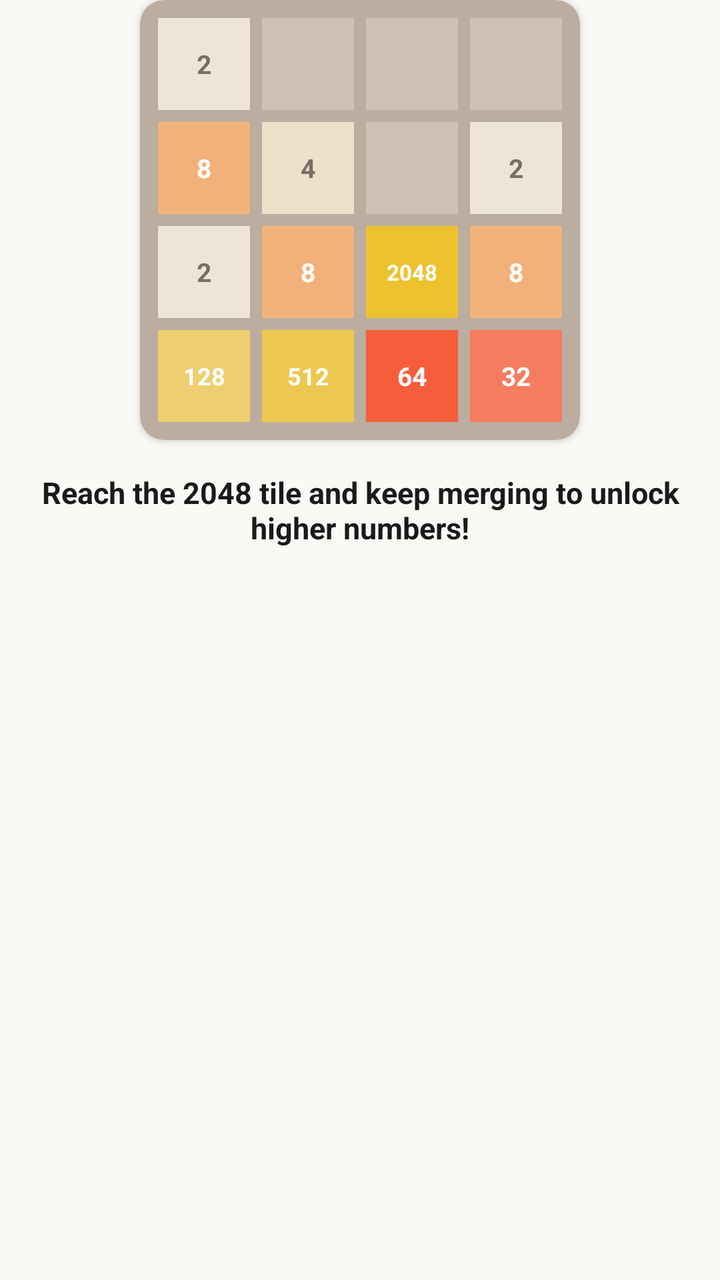
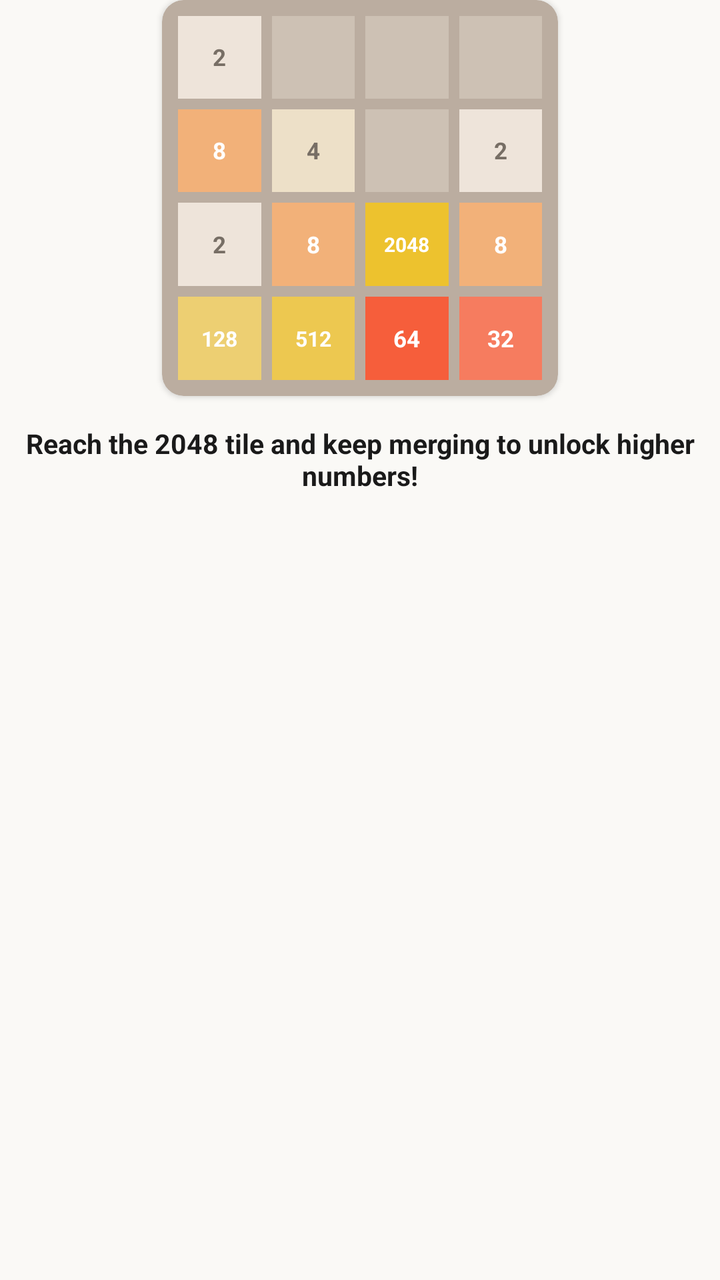

Compare the two renders of this Android layout. The source of the first and the diff that turns it into the second are given below.
<!-- AndroidManifest.xml: application theme Theme.NumberBlocks -->
<!-- res/layout/item_tutorial_slide_goal.xml -->
<?xml version="1.0" encoding="utf-8"?>
<LinearLayout xmlns:android="http://schemas.android.com/apk/res/android"
    xmlns:app="http://schemas.android.com/apk/res-auto"
    android:layout_width="match_parent"
    android:layout_height="match_parent"
    android:gravity="center_horizontal"
    android:orientation="vertical">

    
    <com.google.android.material.card.MaterialCardView
        android:layout_width="220dp"
        android:layout_height="220dp"
        app:cardBackgroundColor="#BBADA0"
        app:cardCornerRadius="12dp"
        app:cardElevation="2dp"
        app:strokeWidth="0dp">

        <GridLayout
            android:layout_width="match_parent"
            android:layout_height="match_parent"
            android:columnCount="4"
            android:rowCount="4"
            android:padding="6dp">

            
            <TextView style="@style/MiniTileStyle" android:background="#EEE4DA" android:text="2" android:textColor="#776E65" />
            <View style="@style/MiniTileStyle" android:background="#CDC1B4" />
            <View style="@style/MiniTileStyle" android:background="#CDC1B4" />
            <View style="@style/MiniTileStyle" android:background="#CDC1B4" />

            
            <TextView style="@style/MiniTileStyle" android:background="#F2B179" android:text="8" android:textColor="#FFFFFF" />
            <TextView style="@style/MiniTileStyle" android:background="#EDE0C8" android:text="4" android:textColor="#776E65" />
            <View style="@style/MiniTileStyle" android:background="#CDC1B4" />
            <TextView style="@style/MiniTileStyle" android:background="#EEE4DA" android:text="2" android:textColor="#776E65" />

            
            <TextView style="@style/MiniTileStyle" android:background="#EEE4DA" android:text="2" android:textColor="#776E65" />
            <TextView style="@style/MiniTileStyle" android:background="#F2B179" android:text="8" android:textColor="#FFFFFF" />
            <TextView style="@style/MiniTileStyle" android:background="#EDC22E" android:text="2048" android:textColor="#FFFFFF" android:textSize="11sp" />
            <TextView style="@style/MiniTileStyle" android:background="#F2B179" android:text="8" android:textColor="#FFFFFF" />

            
            <TextView style="@style/MiniTileStyle" android:background="#EDCF72" android:text="128" android:textColor="#FFFFFF" android:textSize="12sp" />
            <TextView style="@style/MiniTileStyle" android:background="#EDC850" android:text="512" android:textColor="#FFFFFF" android:textSize="12sp" />
            <TextView style="@style/MiniTileStyle" android:background="#F65E3B" android:text="64" android:textColor="#FFFFFF" />
            <TextView style="@style/MiniTileStyle" android:background="#F67C5F" android:text="32" android:textColor="#FFFFFF" />
        </GridLayout>
    </com.google.android.material.card.MaterialCardView>

    
    <TextView
        android:layout_width="match_parent"
        android:layout_height="wrap_content"
        android:layout_marginTop="16dp"
        android:gravity="center"
        android:paddingStart="12dp"
        android:paddingEnd="12dp"
        android:text="Reach the 2048 tile and keep merging to unlock higher numbers!"
        android:textColor="#1A1A1A"
        android:textSize="15sp"
        android:textStyle="bold" />

</LinearLayout>
<!-- resources referenced by this layout -->
<resources>
  <style name="MiniTileStyle">
          <item name="android:layout_width">0dp</item>
          <item name="android:layout_height">0dp</item>
          <item name="android:layout_columnWeight">1</item>
          <item name="android:layout_rowWeight">1</item>
          <item name="android:layout_margin">3dp</item>
          <item name="android:gravity">center</item>
          <item name="android:textSize">13sp</item>
          <item name="android:textStyle">bold</item>
      </style>
  <style name="Theme.NumberBlocks" parent="Theme.MaterialComponents.DayNight.NoActionBar">
          <item name="colorPrimary">@color/primary</item>
          <item name="colorPrimaryVariant">@color/primary_variant</item>
          <item name="colorSecondary">@color/secondary</item>
          <item name="android:statusBarColor">@color/background</item>
          <item name="android:navigationBarColor">@color/background</item>
          <item name="android:windowBackground">@color/background</item>
      </style>
  <color name="primary">#1E2024</color>
  <color name="primary_variant">#161719</color>
  <color name="secondary">#5A5D66</color>
  <color name="background">#FAF9F6</color>
</resources>

<!-- the commit's change to res/layout/item_tutorial_slide_goal.xml (unified diff, before → after) -->
@@ -8,11 +8,11 @@
 
     
     <com.google.android.material.card.MaterialCardView
-        android:layout_width="220dp"
-        android:layout_height="220dp"
+        android:layout_width="@dimen/dp_220"
+        android:layout_height="@dimen/dp_220"
         app:cardBackgroundColor="#BBADA0"
-        app:cardCornerRadius="12dp"
-        app:cardElevation="2dp"
+        app:cardCornerRadius="@dimen/dp_12"
+        app:cardElevation="@dimen/dp_2"
         app:strokeWidth="0dp">
 
         <GridLayout
@@ -20,7 +20,7 @@
             android:layout_height="match_parent"
             android:columnCount="4"
             android:rowCount="4"
-            android:padding="6dp">
+            android:padding="@dimen/dp_6">
 
             
             <TextView style="@style/MiniTileStyle" android:background="#EEE4DA" android:text="2" android:textColor="#776E65" />
@@ -37,12 +37,12 @@
             
             <TextView style="@style/MiniTileStyle" android:background="#EEE4DA" android:text="2" android:textColor="#776E65" />
             <TextView style="@style/MiniTileStyle" android:background="#F2B179" android:text="8" android:textColor="#FFFFFF" />
-            <TextView style="@style/MiniTileStyle" android:background="#EDC22E" android:text="2048" android:textColor="#FFFFFF" android:textSize="11sp" />
+            <TextView style="@style/MiniTileStyle" android:background="#EDC22E" android:text="2048" android:textColor="#FFFFFF" android:textSize="@dimen/sp_11" />
             <TextView style="@style/MiniTileStyle" android:background="#F2B179" android:text="8" android:textColor="#FFFFFF" />
 
             
-            <TextView style="@style/MiniTileStyle" android:background="#EDCF72" android:text="128" android:textColor="#FFFFFF" android:textSize="12sp" />
-            <TextView style="@style/MiniTileStyle" android:background="#EDC850" android:text="512" android:textColor="#FFFFFF" android:textSize="12sp" />
+            <TextView style="@style/MiniTileStyle" android:background="#EDCF72" android:text="128" android:textColor="#FFFFFF" android:textSize="@dimen/sp_12" />
+            <TextView style="@style/MiniTileStyle" android:background="#EDC850" android:text="512" android:textColor="#FFFFFF" android:textSize="@dimen/sp_12" />
             <TextView style="@style/MiniTileStyle" android:background="#F65E3B" android:text="64" android:textColor="#FFFFFF" />
             <TextView style="@style/MiniTileStyle" android:background="#F67C5F" android:text="32" android:textColor="#FFFFFF" />
         </GridLayout>
@@ -52,13 +52,13 @@
     <TextView
         android:layout_width="match_parent"
         android:layout_height="wrap_content"
-        android:layout_marginTop="16dp"
+        android:layout_marginTop="@dimen/dp_16"
         android:gravity="center"
-        android:paddingStart="12dp"
-        android:paddingEnd="12dp"
+        android:paddingStart="@dimen/dp_12"
+        android:paddingEnd="@dimen/dp_12"
         android:text="Reach the 2048 tile and keep merging to unlock higher numbers!"
         android:textColor="#1A1A1A"
-        android:textSize="15sp"
+        android:textSize="@dimen/sp_15"
         android:textStyle="bold" />
 
 </LinearLayout>
<!-- resource entries referenced after the edit -->
@@ -1,13 +1,21 @@
 <!-- resources referenced by this layout -->
 <resources>
+  <dimen name="dp_12">12.00dp</dimen>
+  <dimen name="dp_16">16.00dp</dimen>
+  <dimen name="dp_2">2.00dp</dimen>
+  <dimen name="dp_220">220.00dp</dimen>
+  <dimen name="dp_6">6.00dp</dimen>
+  <dimen name="sp_11">11.00sp</dimen>
+  <dimen name="sp_12">12.00sp</dimen>
+  <dimen name="sp_15">15.00sp</dimen>
   <style name="MiniTileStyle">
           <item name="android:layout_width">0dp</item>
           <item name="android:layout_height">0dp</item>
           <item name="android:layout_columnWeight">1</item>
           <item name="android:layout_rowWeight">1</item>
-          <item name="android:layout_margin">3dp</item>
+          <item name="android:layout_margin">@dimen/dp_3</item>
           <item name="android:gravity">center</item>
-          <item name="android:textSize">13sp</item>
+          <item name="android:textSize">@dimen/sp_13</item>
           <item name="android:textStyle">bold</item>
       </style>
   <style name="Theme.NumberBlocks" parent="Theme.MaterialComponents.DayNight.NoActionBar">
@@ -18,6 +26,8 @@
           <item name="android:navigationBarColor">@color/background</item>
           <item name="android:windowBackground">@color/background</item>
       </style>
+  <dimen name="dp_3">3.00dp</dimen>
+  <dimen name="sp_13">13.00sp</dimen>
   <color name="primary">#1E2024</color>
   <color name="primary_variant">#161719</color>
   <color name="secondary">#5A5D66</color>
